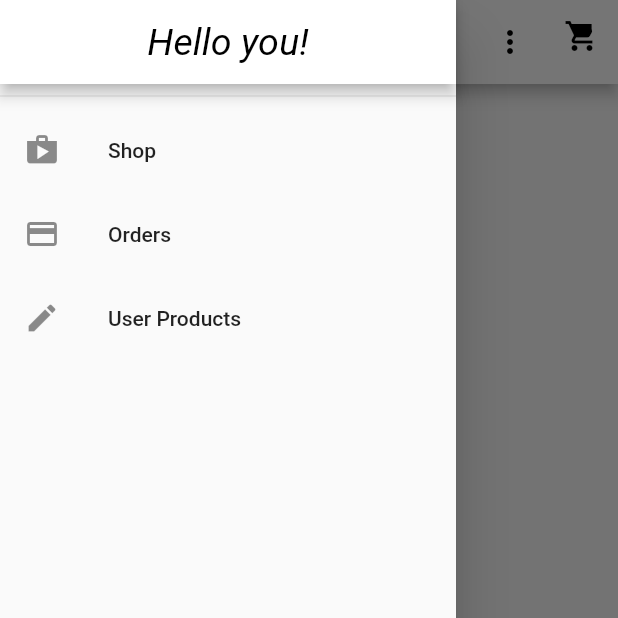
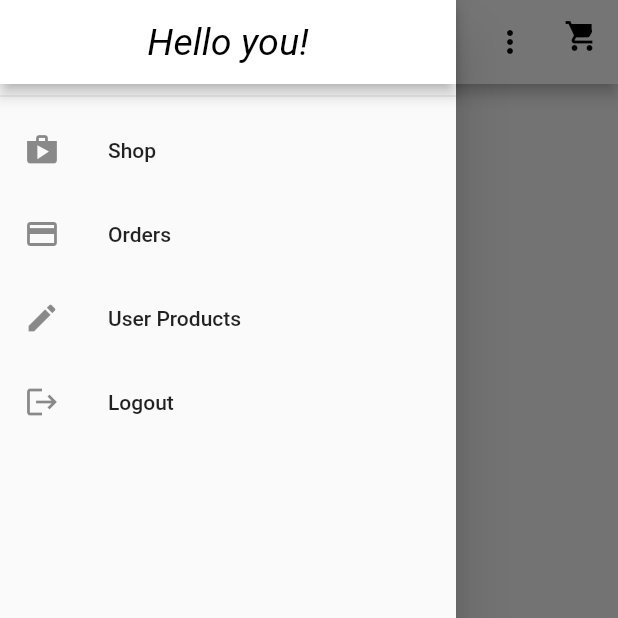
Before and after one commit to SerKleanthis/flutter_demo_shop, a Flutter app: the MainScreen screen opened by its route, with the side drawer open, on a phone screen of 412 x 824 dp, the top half of it. Run offline on Flutter 3.47's test engine with Material 2 defaults, Android fonts, the phone set to English and light mode, and no system bars; missing offline and left inert: flutter_config; network calls fail.

Commit message:
Logout method added

```diff
--- a/lib/main.dart
+++ b/lib/main.dart
@@ -21,7 +21,7 @@ class MyApp extends StatelessWidget {
       providers: [
         ChangeNotifierProvider(create: (ctx) => Auth()),
         ChangeNotifierProxyProvider<Auth, Products>(
-          create: (ctx) => Products('', '', []),
+          create: (ctx) => Products(null, null, []),
           update: (ctx, auth, prevProducts) => Products(
             auth.getToken,
             auth.getUserId,
@@ -29,9 +29,10 @@ class MyApp extends StatelessWidget {
           ),
         ),
         ChangeNotifierProxyProvider<Auth, Orders>(
-          create: (ctx) => Orders('', []),
+          create: (ctx) => Orders(null, null, []),
           update: (ctx, auth, prevOrders) => Orders(
             auth.getToken,
+            auth.getUserId,
             prevOrders == null ? [] : prevOrders.getOrders,
           ),
         ),
--- a/lib/providers/orders.dart
+++ b/lib/providers/orders.dart
@@ -21,16 +21,17 @@ class Orders with ChangeNotifier {
   static const url =
       'https://flutter-project-demo-91a09-default-rtdb.firebaseio.com/orders';
   final String? authToken;
+  final String? userId;
   List<OrderItem> _orders = [];
 
-  Orders(this.authToken, this._orders);
+  Orders(this.authToken, this.userId, this._orders);
 
   List<OrderItem> get getOrders {
     return _orders;
   }
 
   Future<void> fetchOrders() async {
-    final uri = Uri.parse(url + '.json?auth=$authToken');
+    final uri = Uri.parse(url + '/$userId.json?auth=$authToken');
 
     try {
       final response = await http.get(uri);
@@ -65,7 +66,7 @@ class Orders with ChangeNotifier {
   }
 
   Future<void> addOrder(List<CartItem> cartProducts, double total) async {
-    final uri = Uri.parse(url + '.json?auth=$authToken');
+    final uri = Uri.parse(url + '/$userId.json?auth=$authToken');
 
     final timestamp = DateTime.now();
 
--- a/lib/route/generate_route.dart
+++ b/lib/route/generate_route.dart
@@ -5,6 +5,8 @@ class GenerateRoute {
   static Route<dynamic> generateRoute(RouteSettings settings) {
     switch (settings.name) {
       case '/':
+        return MaterialPageRoute(builder: (_) => AuthScreen());
+      case '/main':
         return MaterialPageRoute(builder: (_) => MainScreen());
       case '/details':
         final args = settings.arguments as String;
@@ -24,8 +26,7 @@ class GenerateRoute {
           return MaterialPageRoute(builder: (_) => EditProductScreen(args));
         }
         return MaterialPageRoute(builder: (_) => EditProductScreen(null));
-      case '/auth':
-        return MaterialPageRoute(builder: (_) => AuthScreen());
+      // case '/auth':
     }
 
     return _errorRoute();
--- a/lib/screens/auth_screen.dart
+++ b/lib/screens/auth_screen.dart
@@ -5,7 +5,7 @@ import '../packages.dart';
 enum AuthMode { signup, login }
 
 class AuthScreen extends StatelessWidget {
-  static const String routeName = '/auth';
+  static const String routeName = '/';
 
   @override
   Widget build(BuildContext context) {
--- a/lib/screens/overview_screen.dart
+++ b/lib/screens/overview_screen.dart
@@ -5,7 +5,7 @@ import '../packages.dart';
 enum FilterOptions { favorites, all }
 
 class MainScreen extends StatefulWidget {
-  static const String routeName = '/';
+  static const String routeName = '/main';
 
   @override
   State<MainScreen> createState() => _MainScreenState();
--- a/lib/widgets/drawer.dart
+++ b/lib/widgets/drawer.dart
@@ -1,4 +1,6 @@
 import 'package:flutter/material.dart';
+import 'package:flutter_demo_shop/screens/auth_screen.dart';
+import 'package:provider/provider.dart';
 import '../packages.dart';
 
 class AppDrawer extends StatelessWidget {
@@ -30,6 +32,14 @@ class AppDrawer extends StatelessWidget {
             onTap: () =>
                 Navigator.of(context).pushNamed(UserProductsScreen.routeName),
           ),
+          ListTile(
+              leading: const Icon(Icons.logout),
+              title: const Text('Logout'),
+              onTap: () {
+                Provider.of<Auth>(context, listen: false).logout();
+                Navigator.of(context).pushNamedAndRemoveUntil(
+                    AuthScreen.routeName, (route) => false);
+              }),
         ],
       ),
     );
```
Also changed, not shown: lib/providers/auth.dart (+7 -1 lines).
